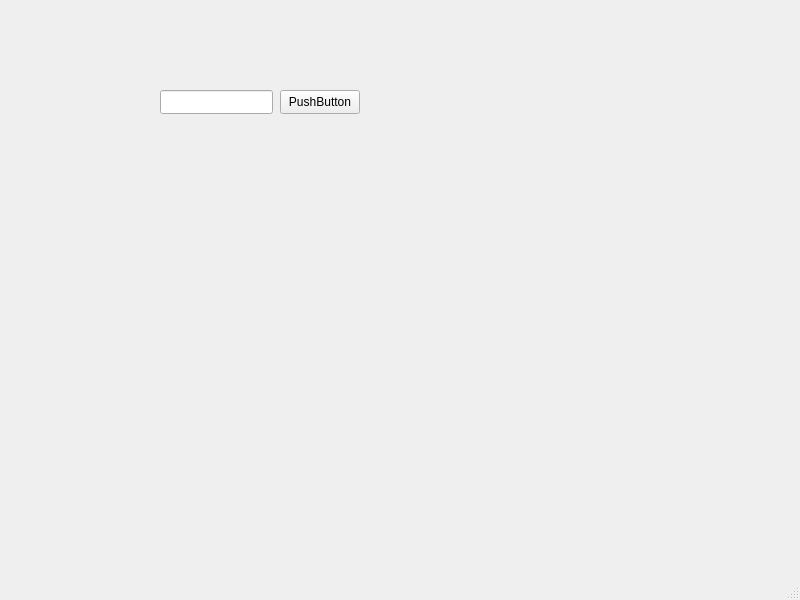
s1lv3rrud/DB_FileWorker, file mainwindow.ui: the form before one commit.
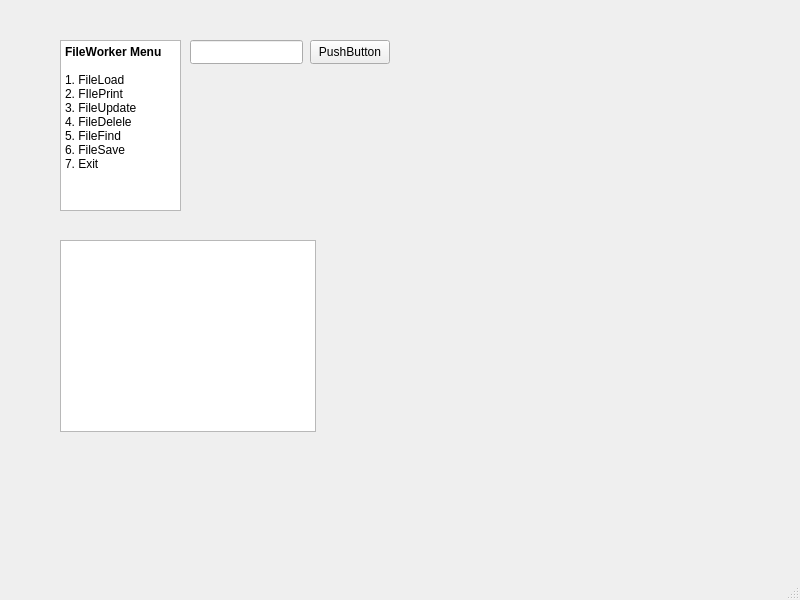
The form after the commit.

The edit to the form file:
```diff
--- a/mainwindow.ui
+++ b/mainwindow.ui
@@ -17,8 +17,8 @@
    <widget class="QLineEdit" name="lineEdit">
     <property name="geometry">
      <rect>
-      <x>160</x>
-      <y>90</y>
+      <x>190</x>
+      <y>40</y>
       <width>113</width>
       <height>24</height>
      </rect>
@@ -27,8 +27,8 @@
    <widget class="QPushButton" name="pushButton">
     <property name="geometry">
      <rect>
-      <x>280</x>
-      <y>90</y>
+      <x>310</x>
+      <y>40</y>
       <width>80</width>
       <height>24</height>
      </rect>
@@ -37,6 +37,42 @@
      <string>PushButton</string>
     </property>
    </widget>
+   <widget class="QTextBrowser" name="menu_textBrowser">
+    <property name="geometry">
+     <rect>
+      <x>60</x>
+      <y>40</y>
+      <width>121</width>
+      <height>171</height>
+     </rect>
+    </property>
+    <property name="html">
+     <string>&lt;!DOCTYPE HTML PUBLIC &quot;-//W3C//DTD HTML 4.0//EN&quot; &quot;http://www.w3.org/TR/REC-html40/strict.dtd&quot;&gt;
+&lt;html&gt;&lt;head&gt;&lt;meta name=&quot;qrichtext&quot; content=&quot;1&quot; /&gt;&lt;meta charset=&quot;utf-8&quot; /&gt;&lt;style type=&quot;text/css&quot;&gt;
+p, li { white-space: pre-wrap; }
+hr { height: 1px; border-width: 0; }
+li.unchecked::marker { content: &quot;\2610&quot;; }
+li.checked::marker { content: &quot;\2612&quot;; }
+&lt;/style&gt;&lt;/head&gt;&lt;body style=&quot; font-family:'맑은 고딕'; font-size:9pt; font-weight:400; font-style:normal;&quot;&gt;
+&lt;p style=&quot; margin-top:0px; margin-bottom:0px; margin-left:0px; margin-right:0px; -qt-block-indent:0; text-indent:0px;&quot;&gt;&lt;span style=&quot; font-weight:700;&quot;&gt;FileWorker Menu&lt;/span&gt;&lt;br /&gt;&lt;br /&gt;1. FileLoad&lt;/p&gt;
+&lt;p style=&quot; margin-top:0px; margin-bottom:0px; margin-left:0px; margin-right:0px; -qt-block-indent:0; text-indent:0px;&quot;&gt;2. FIlePrint&lt;/p&gt;
+&lt;p style=&quot; margin-top:0px; margin-bottom:0px; margin-left:0px; margin-right:0px; -qt-block-indent:0; text-indent:0px;&quot;&gt;3. FileUpdate&lt;/p&gt;
+&lt;p style=&quot; margin-top:0px; margin-bottom:0px; margin-left:0px; margin-right:0px; -qt-block-indent:0; text-indent:0px;&quot;&gt;4. FileDelele&lt;/p&gt;
+&lt;p style=&quot; margin-top:0px; margin-bottom:0px; margin-left:0px; margin-right:0px; -qt-block-indent:0; text-indent:0px;&quot;&gt;5. FileFind&lt;/p&gt;
+&lt;p style=&quot; margin-top:0px; margin-bottom:0px; margin-left:0px; margin-right:0px; -qt-block-indent:0; text-indent:0px;&quot;&gt;6. FileSave&lt;/p&gt;
+&lt;p style=&quot; margin-top:0px; margin-bottom:0px; margin-left:0px; margin-right:0px; -qt-block-indent:0; text-indent:0px;&quot;&gt;7. Exit&lt;/p&gt;&lt;/body&gt;&lt;/html&gt;</string>
+    </property>
+   </widget>
+   <widget class="QTextBrowser" name="txt_textBrowser">
+    <property name="geometry">
+     <rect>
+      <x>60</x>
+      <y>240</y>
+      <width>256</width>
+      <height>192</height>
+     </rect>
+    </property>
+   </widget>
   </widget>
   <widget class="QMenuBar" name="menubar">
    <property name="geometry">
```
Left out of the diff: 4 changed lines with no effect on the pictures.
